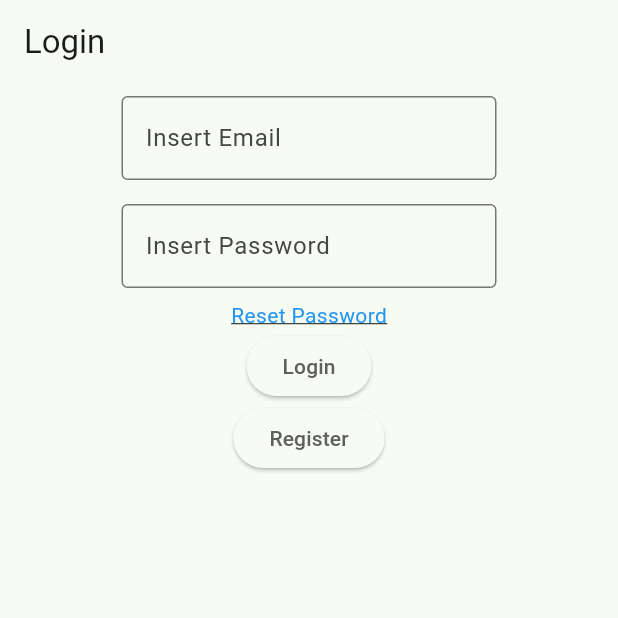
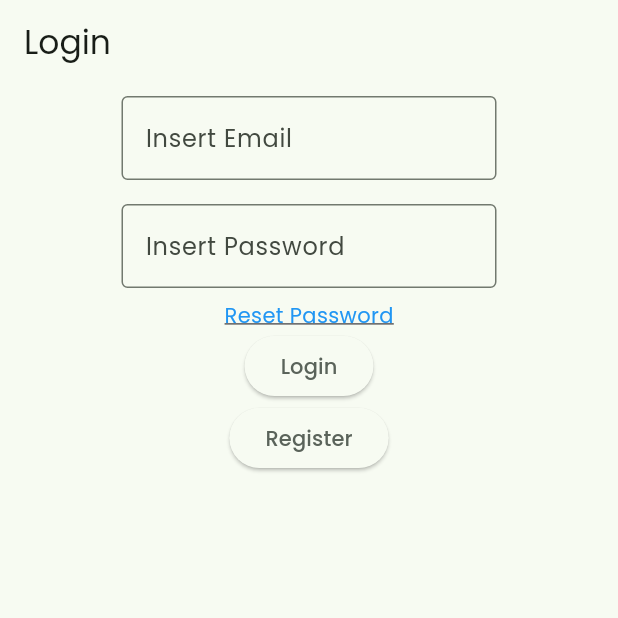
Before and after one commit to Fex123/Wochenplaner-App, a Flutter app: the screen it shows after launch, on a phone screen of 412 x 824 dp, the top half of it. Run offline on Flutter 3.47's test engine with Material 3 defaults, Android fonts, the phone set to English and light mode, and no system bars; our stand-ins replace calendar_view, firebase_auth, firebase_core, google_fonts, image_picker; accounts and stored records are empty.

```diff
--- a/wochenplaner_app/lib/main.dart
+++ b/wochenplaner_app/lib/main.dart
@@ -8,6 +8,7 @@ import 'package:wochenplaner_app/widgets/taskListView.dart';
 import 'package:wochenplaner_app/theme.dart';
 import 'package:firebase_core/firebase_core.dart';
 import 'firebase_options.dart';
+import 'package:google_fonts/google_fonts.dart';
 
 void main() async {
   WidgetsFlutterBinding.ensureInitialized();
@@ -38,35 +39,35 @@ class _MyAppState extends State<MyApp> {
     });
   }
 
-  MaterialTheme mainTheme = const MaterialTheme(Typography.blackCupertino);
+  final TextTheme textTheme = GoogleFonts.poppinsTextTheme(
+    ThemeData.light().textTheme,
+  );
+
+  late MaterialTheme mainTheme;
 
   @override
   Widget build(BuildContext context) {
+    mainTheme = MaterialTheme(textTheme);
     return MaterialApp(
         title: 'Wochenplaner',
         theme: mainTheme.light(),
-      /* ThemeData(
-        brightness: Brightness.light, // Helles Thema
-        primarySwatch: Colors.blue,
-        colorScheme: MaterialTheme.lightScheme().toColorScheme(),
-        scaffoldBackgroundColor: const Color.fromARGB(
-            255, 212, 197, 197), // Set dark background color
-        useMaterial3: true,
-        textTheme: GoogleFonts.poppinsTextTheme(),
-      ),*/
         darkTheme: mainTheme.dark(),
-      /*ThemeData(
-        brightness: Brightness.dark, // Dunkles Thema
-        primarySwatch: Colors.blue,
-      ),*/
         themeMode: _themeMode,
-      home: LoginScreen(taskManager: widget.taskManager, settings: widget.settings,toggleThemeMode: toggleThemeMode,) //MyHomePage(taskManager: widget.taskManager, toggleThemeMode: toggleThemeMode, settings: widget.settings,),
+        home: LoginScreen(
+          taskManager: widget.taskManager,
+          settings: widget.settings,
+          toggleThemeMode: toggleThemeMode,
+        ) //MyHomePage(taskManager: widget.taskManager, toggleThemeMode: toggleThemeMode, settings: widget.settings,),
         );
   }
 }
 
 class MyHomePage extends StatefulWidget {
-  const MyHomePage({super.key, required this.taskManager, required this.toggleThemeMode, required this.settings});
+  const MyHomePage(
+      {super.key,
+      required this.taskManager,
+      required this.toggleThemeMode,
+      required this.settings});
   final VoidCallback toggleThemeMode;
   final TaskManager taskManager;
   final Settings settings;
```
Also changed, not shown: wochenplaner_app/lib/staticAppVariables.dart (+20 -5 lines), wochenplaner_app/lib/widgets/clandarView.dart (+21 -21 lines), wochenplaner_app/lib/widgets/settingsView.dart (+19 -10 lines), wochenplaner_app/lib/widgets/taskListView.dart (+30 -35 lines), 1 other file. Lines whose indentation alone changed are shown as unchanged.
